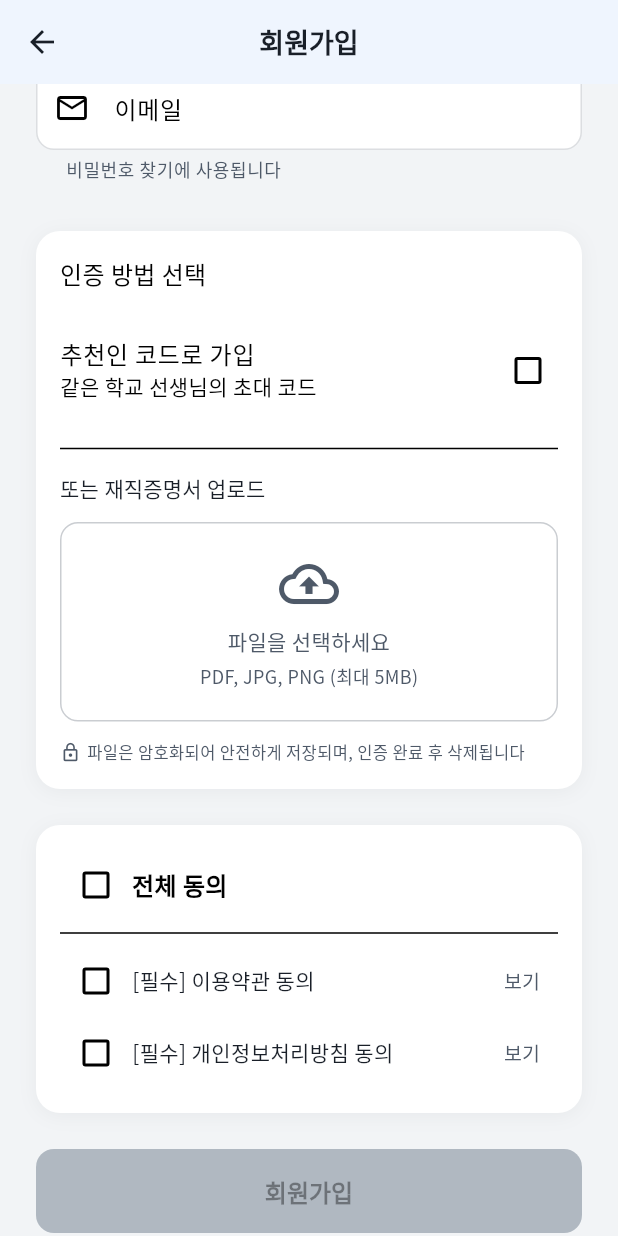
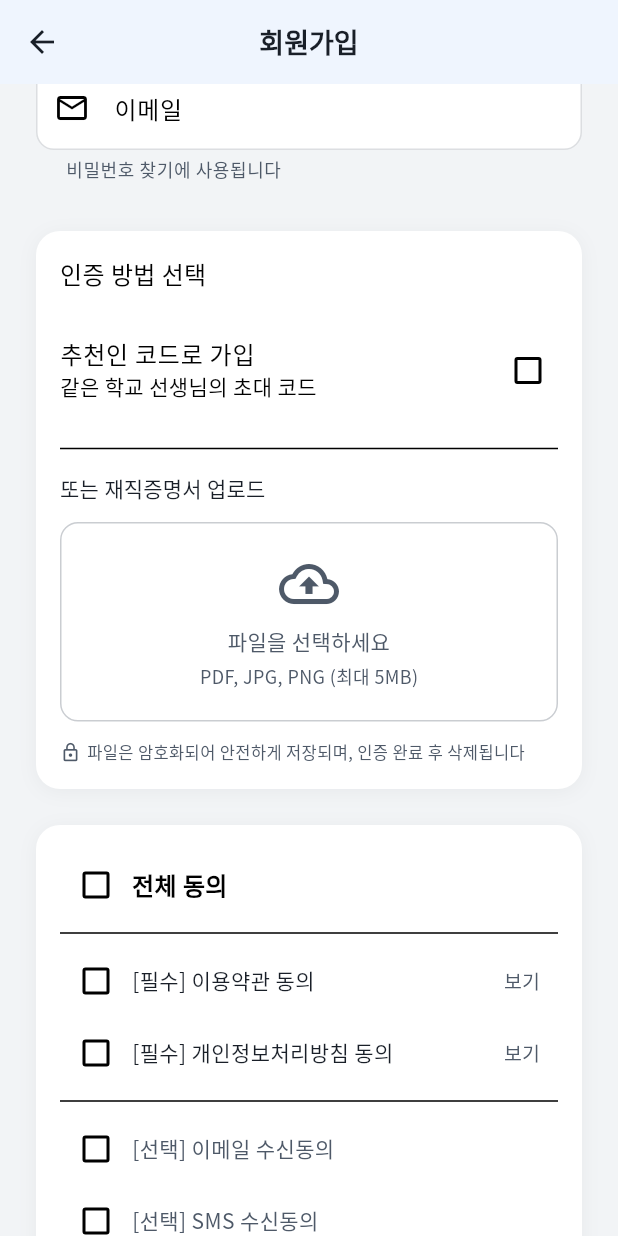
Before and after one commit to hyunwoooim-star/Uncany, a Flutter app: the SignupScreen screen opened by its route, scrolled down 576 dp, on a phone screen of 412 x 824 dp. Run offline on Flutter 3.47's test engine with Material 3 defaults, Android fonts, the phone set to English and light mode, and no system bars; our stand-ins replace file_picker, flutter_animate, flutter_riverpod, freezed_annotation, go_router, google_fonts and 2 more; accounts and stored records are empty; generated files the repository leaves out were written again; statements that could not run were skipped; project files that could hold a hidden picture were left out.

Commit message:
feat: Phase 1 이메일/SMS 수신동의 및 알림 시스템 구축
- 회원가입 시 이메일/SMS 마케팅 수신동의 체크박스 추가 (선택)
- Database migration: agree_to_email_marketing, agree_to_sms_marketing 필드 추가
- 승인/반려 이메일 발송 로직 구현 (Supabase Edge Function 배포 대기)
- Phase 2 업그레이드 계획 문서화 (SMS, PASS 인증, 커스텀 도메인)

변경 파일:
- supabase/migrations/003_add_marketing_consent.sql (신규)
- lib/src/features/auth/presentation/signup_screen.dart (수신동의 체크박스)
- lib/src/features/auth/data/repositories/user_repository.dart (이메일 발송)
- docs/PHASE2_UPGRADE_PLAN.md (신규 - 40KB 문서)
- SESSION_SUMMARY.md (업데이트)

```diff
--- a/lib/src/features/auth/presentation/signup_screen.dart
+++ b/lib/src/features/auth/presentation/signup_screen.dart
@@ -51,6 +51,10 @@ class _SignupScreenState extends ConsumerState<SignupScreen> {
   bool _agreeToPrivacy = false;
   bool _agreeToAll = false;
 
+  // 마케팅 수신동의 (선택)
+  bool _agreeToEmailMarketing = false;
+  bool _agreeToSMSMarketing = false;
+
   // 파일 업로드 관련
   PlatformFile? _selectedFile;
   bool _isUploading = false;
@@ -77,12 +81,14 @@ class _SignupScreenState extends ConsumerState<SignupScreen> {
       _agreeToAll = value ?? false;
       _agreeToTerms = _agreeToAll;
       _agreeToPrivacy = _agreeToAll;
+      _agreeToEmailMarketing = _agreeToAll;
+      _agreeToSMSMarketing = _agreeToAll;
     });
   }
 
   void _updateAgreeAll() {
     setState(() {
-      _agreeToAll = _agreeToTerms && _agreeToPrivacy;
+      _agreeToAll = _agreeToTerms && _agreeToPrivacy && _agreeToEmailMarketing && _agreeToSMSMarketing;
     });
   }
 
@@ -389,12 +395,14 @@ class _SignupScreenState extends ConsumerState<SignupScreen> {
         }
       }
 
-      // 3. users 테이블 업데이트 (username, grade, class_num, school_id 추가)
+      // 3. users 테이블 업데이트 (username, grade, class_num, school_id, 마케팅 수신동의 추가)
       await supabase.from('users').update({
         'username': _usernameController.text.trim(),
         'grade': _selectedGrade,
         'class_num': _selectedClassNum,
         'school_id': schoolId,
+        'agree_to_email_marketing': _agreeToEmailMarketing,
+        'agree_to_sms_marketing': _agreeToSMSMarketing,
       }).eq('id', userId);
 
       await AppLogger.info('SignupScreen', '2단계 완료: users 테이블 업데이트');
@@ -1018,6 +1026,106 @@ class _SignupScreenState extends ConsumerState<SignupScreen> {
                           ),
                         ],
                       ),
+
+                      const Divider(height: 16),
+
+                      // 이메일 마케팅 수신동의 (선택)
+                      Row(
+                        children: [
+                          Checkbox(
+                            value: _agreeToEmailMarketing,
+                            onChanged: (value) {
+                              setState(() {
+                                _agreeToEmailMarketing = value ?? false;
+                              });
+                              _updateAgreeAll();
+                            },
+                            activeColor: TossColors.primary,
+                          ),
+                          Expanded(
+                            child: GestureDetector(
+                              onTap: () {
+                                setState(() {
+                                  _agreeToEmailMarketing = !_agreeToEmailMarketing;
+                                });
+                                _updateAgreeAll();
+                              },
+                              child: Text(
+                                '[선택] 이메일 수신동의',
+                                style: TextStyle(
+                                  color: TossColors.textSub,
+                                  fontSize: 14,
+                                ),
+                              ),
+                            ),
+                          ),
+                        ],
+                      ),
+
+                      // SMS 마케팅 수신동의 (선택)
+                      Row(
+                        children: [
+                          Checkbox(
+                            value: _agreeToSMSMarketing,
+                            onChanged: (value) {
+                              setState(() {
+                                _agreeToSMSMarketing = value ?? false;
+                              });
+                              _updateAgreeAll();
+                            },
+                            activeColor: TossColors.primary,
+                          ),
+                          Expanded(
+                            child: GestureDetector(
+                              onTap: () {
+                                setState(() {
+                                  _agreeToSMSMarketing = !_agreeToSMSMarketing;
+                                });
+                                _updateAgreeAll();
+                              },
+                              child: Text(
+                                '[선택] SMS 수신동의',
+                                style: TextStyle(
+                                  color: TossColors.textSub,
+                                  fontSize: 14,
+                                ),
+                              ),
+                            ),
+                          ),
+                        ],
+                      ),
+
+                      const SizedBox(height: 8),
+
+                      // 안내 문구
+                      Container(
+                        padding: const EdgeInsets.all(12),
+                        decoration: BoxDecoration(
+                          color: TossColors.background,
+                          borderRadius: BorderRadius.circular(8),
+                        ),
+                        child: Row(
+                          crossAxisAlignment: CrossAxisAlignment.start,
+                          children: [
+                            Icon(
+                              Icons.info_outline,
+                              size: 16,
+                              color: TossColors.textSub,
+                            ),
+                            const SizedBox(width: 8),
+                            Expanded(
+                              child: Text(
+                                '승인/반려 알림은 이메일로 발송됩니다. 마케팅 정보 수신은 선택사항입니다.',
+                                style: TextStyle(
+                                  fontSize: 12,
+                                  color: TossColors.textSub,
+                                  height: 1.4,
+                                ),
+                              ),
+                            ),
+                          ],
+                        ),
+                      ),
                     ],
                   ),
                 ),
```
Also changed, not shown: lib/src/features/auth/data/repositories/user_repository.dart (+58 -17 lines), 3 other files.
